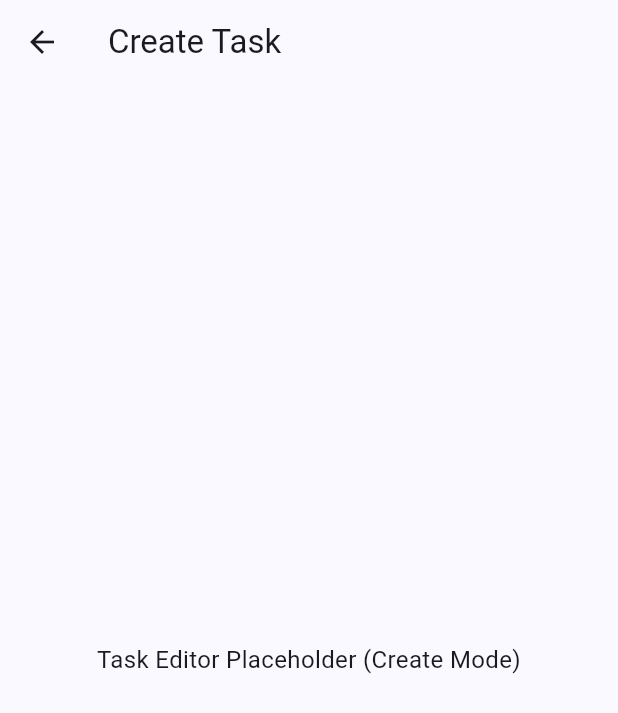
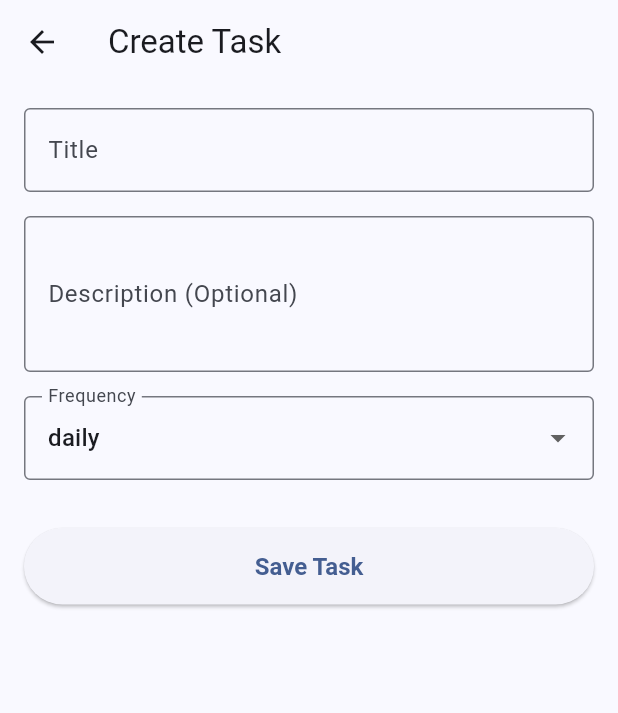
Before and after one commit to Ayush312003/AlphaFlow, a Flutter app: the TaskEditorPage screen opened by its route, on a phone screen of 412 x 824 dp. Shown: the top 713 px of the screen. Run offline on Flutter 3.47's test engine with Material 3 defaults, Android fonts, the phone set to English and light mode, and no system bars; our stand-ins replace flutter_riverpod, shared_preferences; accounts and stored records are empty.

Commit message:
feat: Implement TaskEditorPage for custom tasks
This commit introduces the TaskEditorPage, allowing you to create and
edit custom tasks.

Key features:
1.  **Stateful Form:**
    *   Implemented as a `ConsumerStatefulWidget` to manage form state,
      including `TextEditingController`s for title and description, and
      a selected `Frequency`.
    *   Uses a `GlobalKey<FormState>` for form validation and management.

2.  **Create and Edit Modes:**
    *   The page differentiates between creating a new task and editing an
      existing one (`widget.taskToEdit`).
    *   In edit mode, form fields are pre-populated with the existing
      task's data via `initState`.
    *   AppBar title dynamically changes ("Create Task" or "Edit Task").

3.  **Form UI:**
    *   Includes `TextFormField`s for task title (mandatory) and
      description (optional).
    *   A `DropdownButtonFormField` allows selection of task frequency
      (Daily, Weekly, One-Time).
    *   The form is wrapped in a `ListView` to ensure scrollability,
      especially when the keyboard is active.
    *   UI refined for better spacing and a prominent full-width save button.

4.  **Save Logic:**
    *   A "Save Task" button triggers form validation.
    *   If valid, data is retrieved from form fields.
    *   `customTasksProvider.addTask()` is called for new tasks.
    *   `customTasksProvider.updateTask()` is called for existing tasks,
      preserving the original task ID.
    *   You will receive feedback via `SnackBar` upon successful save.
    *   The page navigates back to `CustomHomePage` after saving.

5.  **Resource Management:**
    *   `TextEditingController`s are properly disposed of in the `dispose`
      method.

This page provides the complete CRUD functionality for custom tasks when
combined with CustomHomePage.

```diff
--- a/alphaflow/lib/features/custom/presentation/task_editor_page.dart
+++ b/alphaflow/lib/features/custom/presentation/task_editor_page.dart
@@ -1,26 +1,166 @@
 import 'package:alphaflow/data/models/custom_task.dart';
+import 'package:alphaflow/data/models/frequency.dart';
+import 'package:alphaflow/providers/custom_tasks_provider.dart';
 import 'package:flutter/material.dart';
+import 'package:flutter_riverpod/flutter_riverpod.dart';
 
-class TaskEditorPage extends StatelessWidget {
+class TaskEditorPage extends ConsumerStatefulWidget {
   final CustomTask? taskToEdit;
 
   const TaskEditorPage({super.key, this.taskToEdit});
 
   @override
+  ConsumerState<TaskEditorPage> createState() => _TaskEditorPageState();
+}
+
+class _TaskEditorPageState extends ConsumerState<TaskEditorPage> {
+  final _formKey = GlobalKey<FormState>();
+  late TextEditingController _titleController;
+  late TextEditingController _descriptionController;
+  Frequency _selectedFrequency = Frequency.daily;
+
+  @override
+  void initState() {
+    super.initState();
+    _titleController = TextEditingController();
+    _descriptionController = TextEditingController();
+
+    if (widget.taskToEdit != null) {
+      _titleController.text = widget.taskToEdit!.title;
+      _descriptionController.text = widget.taskToEdit!.description;
+      _selectedFrequency = widget.taskToEdit!.frequency;
+    }
+  }
+
+  @override
+  void dispose() {
+    _titleController.dispose();
+    _descriptionController.dispose();
+    super.dispose();
+  }
+
+  void _submitForm() {
+    if (_formKey.currentState!.validate()) {
+      _formKey.currentState!.save();
+
+      final title = _titleController.text.trim();
+      final description = _descriptionController.text.trim();
+
+      final customTasksNotifier = ref.read(customTasksProvider.notifier);
+
+      if (widget.taskToEdit == null) {
+        customTasksNotifier.addTask(
+          title: title,
+          description: description,
+          frequency: _selectedFrequency,
+        );
+        ScaffoldMessenger.of(context).showSnackBar(
+          SnackBar(content: Text('Task "$title" created.')),
+        );
+      } else {
+        final updatedTask = CustomTask(
+          id: widget.taskToEdit!.id,
+          title: title,
+          description: description,
+          frequency: _selectedFrequency,
+        );
+        customTasksNotifier.updateTask(updatedTask);
+        ScaffoldMessenger.of(context).showSnackBar(
+          SnackBar(content: Text('Task "$title" updated.')),
+        );
+      }
+
+      if (mounted) {
+        Navigator.pop(context);
+      }
+    } else {
+      ScaffoldMessenger.of(context).showSnackBar(
+        const SnackBar(content: Text('Please correct the errors in the form.')),
+      );
+    }
+  }
+
+  @override
   Widget build(BuildContext context) {
     return Scaffold(
       appBar: AppBar(
-        title: Text(taskToEdit == null ? 'Create Task' : 'Edit Task'),
+        title: Text(widget.taskToEdit == null ? 'Create Task' : 'Edit Task'),
       ),
-      body: Center(
-        child: Padding( // Added padding for better text presentation
-          padding: const EdgeInsets.all(16.0),
-          child: Text(
-            taskToEdit == null
-                ? 'Task Editor Placeholder (Create Mode)'
-                : 'Task Editor Placeholder (Edit Mode for: "${taskToEdit!.title}")',
-            textAlign: TextAlign.center, // Center align text
-            style: const TextStyle(fontSize: 16), // Slightly larger font for placeholder
+      body: Padding(
+        padding: const EdgeInsets.all(16.0),
+        child: Form(
+          key: _formKey,
+          child: ListView(
+            children: <Widget>[
+              TextFormField(
+                controller: _titleController,
+                decoration: const InputDecoration(
+                  labelText: 'Title',
+                  hintText: 'Enter task title',
+                  border: OutlineInputBorder(),
+                ),
+                validator: (value) {
+                  if (value == null || value.trim().isEmpty) {
+                    return 'Please enter a title';
+                  }
+                  return null;
+                },
+                textCapitalization: TextCapitalization.sentences,
+              ),
+              const SizedBox(height: 16),
+              TextFormField(
+                controller: _descriptionController,
+                decoration: const InputDecoration(
+                  labelText: 'Description (Optional)',
+                  hintText: 'Enter task description',
+                  border: OutlineInputBorder(),
+                ),
+                maxLines: 3,
+                textCapitalization: TextCapitalization.sentences,
+              ),
+              const SizedBox(height: 16),
+              DropdownButtonFormField<Frequency>(
+                value: _selectedFrequency,
+                decoration: const InputDecoration(
+                  labelText: 'Frequency',
+                  border: OutlineInputBorder(),
+                ),
+                items: Frequency.values.map((Frequency frequency) {
+                  return DropdownMenuItem<Frequency>(
+                    value: frequency,
+                    child: Text(frequency.toShortString()),
+                  );
+                }).toList(),
+                onChanged: (Frequency? newValue) {
+                  if (newValue != null) {
+                    setState(() {
+                      _selectedFrequency = newValue;
+                    });
+                  }
+                },
+                validator: (value) {
+                  if (value == null) {
+                    return 'Please select a frequency';
+                  }
+                  return null;
+                },
+              ),
+              const SizedBox(height: 32), // Increased spacing before save button
+              SizedBox( // Wrap ElevatedButton with SizedBox to control its width
+                width: double.infinity, // Make button full width
+                child: ElevatedButton(
+                  onPressed: _submitForm,
+                  style: ElevatedButton.styleFrom(
+                    padding: const EdgeInsets.symmetric(vertical: 16.0),
+                    textStyle: const TextStyle(fontSize: 16, fontWeight: FontWeight.bold),
+                    // backgroundColor: Theme.of(context).colorScheme.primary, // Optional: theming
+                    // foregroundColor: Theme.of(context).colorScheme.onPrimary, // Optional: theming
+                  ),
+                  child: const Text('Save Task'),
+                ),
+              ),
+              const SizedBox(height: 16), // Add some padding at the bottom of the scroll view
+            ],
           ),
         ),
       ),
```
